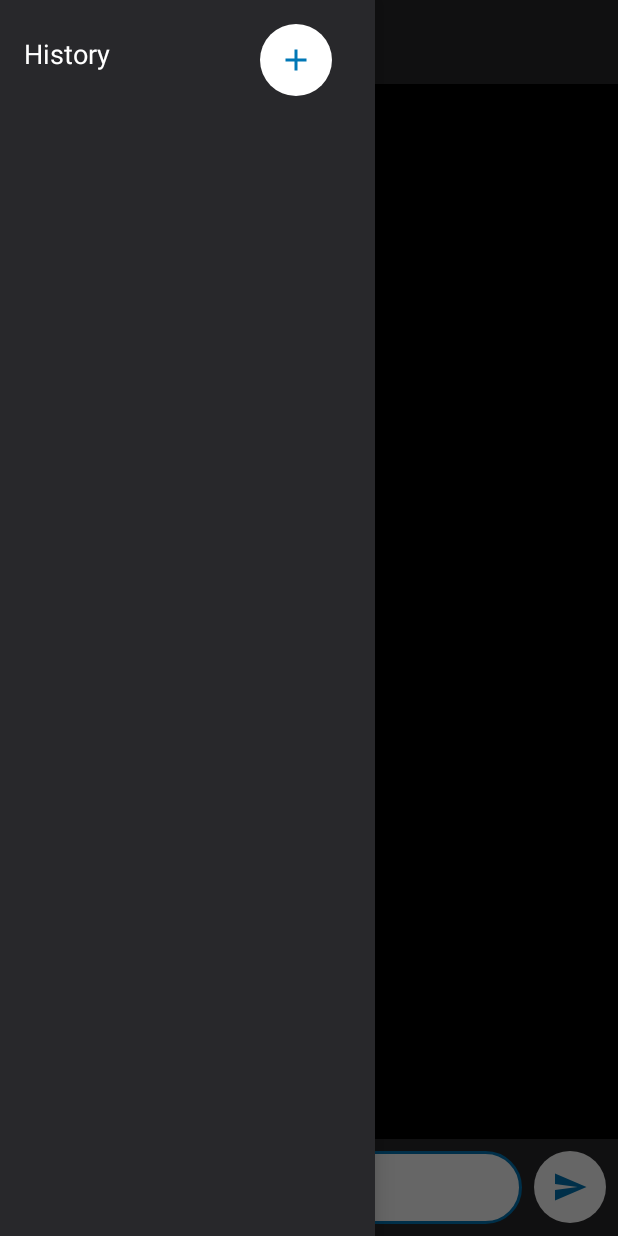
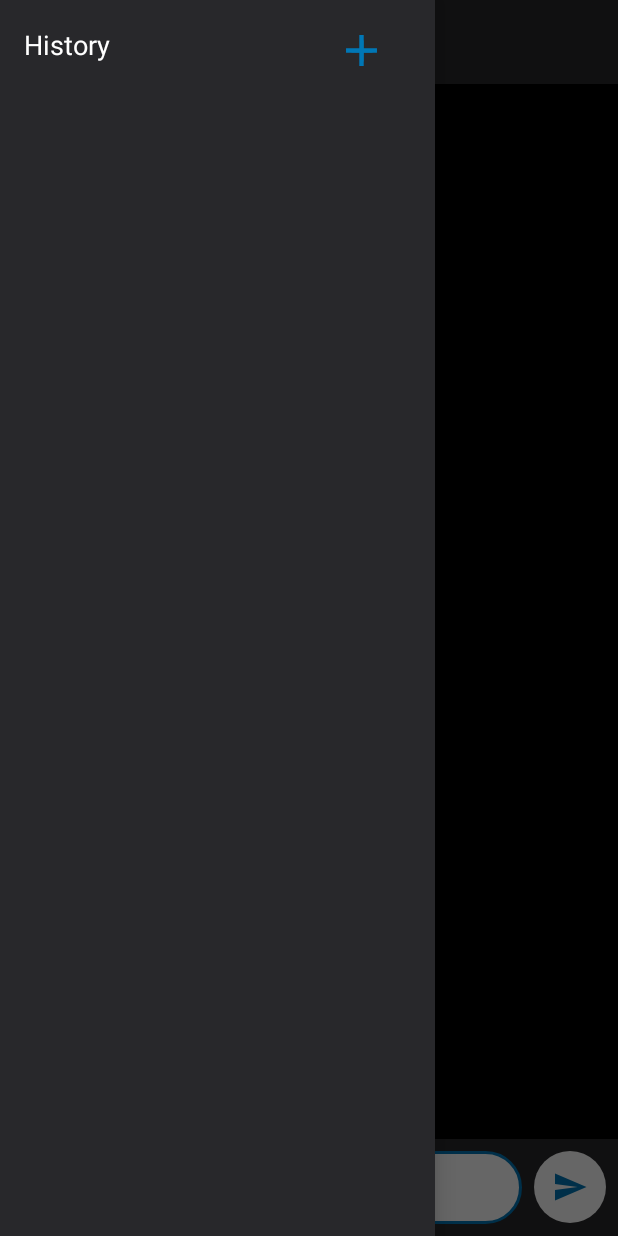
Before and after one commit to amaliartnaa/chatbot-avalon, an Android app built with Jetpack Compose: the MainActivity screen opened directly, with no data from a screen before it, with the side drawer open, on a phone screen of 412 x 824 dp. Run offline under Robolectric (Android 15) with nearby library versions, the phone set to English and light mode, and no system bars; our stand-ins replace Room's generated code.

Commit message:
fix: crud history

```diff
--- a/app/build.gradle.kts
+++ b/app/build.gradle.kts
@@ -2,6 +2,7 @@ plugins {
     alias(libs.plugins.android.application)
     alias(libs.plugins.kotlin.android)
     alias(libs.plugins.kotlin.compose)
+    id("kotlin-kapt")
 }
 
 android {
@@ -54,6 +55,7 @@ dependencies {
     implementation(libs.androidx.room.common)
     implementation(libs.androidx.room.common.jvm)
     implementation(libs.androidx.room.ktx)
+    kapt("androidx.room:room-compiler:2.6.1")
     testImplementation(libs.junit)
     androidTestImplementation(libs.androidx.junit)
     androidTestImplementation(libs.androidx.espresso.core)
--- /dev/null
+++ b/app/src/main/java/com/example/chatbotavalon/AppDatabase.kt
@@ -0,0 +1,36 @@
+package com.example.chatbotavalon
+
+import android.content.Context
+import androidx.room.Database
+import androidx.room.Room
+import androidx.room.RoomDatabase
+import com.example.chatbotavalon.data.dao.PesanDao
+import com.example.chatbotavalon.data.dao.TopikDao
+import com.example.chatbotavalon.data.dao.UserDao
+import com.example.chatbotavalon.data.entity.Pesan
+import com.example.chatbotavalon.data.entity.Topik
+import com.example.chatbotavalon.data.entity.User
+
+@Database(entities = [User::class, Topik::class, Pesan::class], version = 1)
+abstract class AppDatabase : RoomDatabase() {
+    abstract fun userDao(): UserDao
+    abstract fun topikDao(): TopikDao
+    abstract fun pesanDao(): PesanDao
+
+    companion object {
+        @Volatile
+        private var INSTANCE: AppDatabase? = null
+
+        fun getDatabase(context: Context): AppDatabase {
+            return INSTANCE ?: synchronized(this) {
+                val instance = Room.databaseBuilder(
+                    context.applicationContext,
+                    AppDatabase::class.java,
+                    "chatbot_avalon_db"
+                ).build()
+                INSTANCE = instance
+                instance
+            }
+        }
+    }
+}
--- a/app/src/main/java/com/example/chatbotavalon/MainActivity.kt
+++ b/app/src/main/java/com/example/chatbotavalon/MainActivity.kt
@@ -1,15 +1,15 @@
 package com.example.chatbotavalon
 
+import android.annotation.SuppressLint
 import android.content.Intent
 import android.net.Uri
 import android.os.Bundle
 import android.os.Handler
 import android.os.Looper
 import android.provider.MediaStore
+import android.util.Log
 import android.view.View
-import android.widget.EditText
-import android.widget.ImageButton
-import android.widget.Toast
+import android.widget.*
 import androidx.activity.result.ActivityResultLauncher
 import androidx.activity.result.contract.ActivityResultContracts
 import androidx.appcompat.app.ActionBarDrawerToggle
@@ -19,6 +19,10 @@ import androidx.appcompat.widget.Toolbar
 import androidx.drawerlayout.widget.DrawerLayout
 import androidx.recyclerview.widget.LinearLayoutManager
 import androidx.recyclerview.widget.RecyclerView
+import com.example.chatbotavalon.data.dao.PesanDao
+import com.example.chatbotavalon.data.dao.TopikDao
+import com.example.chatbotavalon.data.dao.UserDao
+import kotlinx.coroutines.*
 
 class MainActivity : AppCompatActivity() {
 
@@ -28,12 +32,16 @@ class MainActivity : AppCompatActivity() {
     private lateinit var historyAdapter: HistoryAdapter
     private lateinit var drawerLayout: DrawerLayout
     private lateinit var historyRecyclerView: RecyclerView
-
     private lateinit var plusButton: ImageButton
     private lateinit var pickImageLauncher: ActivityResultLauncher<Intent>
     private lateinit var pickFileLauncher: ActivityResultLauncher<Intent>
     private lateinit var recordVoiceLauncher: ActivityResultLauncher<Intent>
+    private lateinit var database: AppDatabase
+    private lateinit var topikDao: TopikDao
+    private lateinit var pesanDao: PesanDao
+    private lateinit var userDao: UserDao
 
+    @SuppressLint("WrongViewCast")
     override fun onCreate(savedInstanceState: Bundle?) {
         super.onCreate(savedInstanceState)
         setContentView(R.layout.activity_main)
@@ -76,6 +84,33 @@ class MainActivity : AppCompatActivity() {
         plusButton = findViewById(R.id.addTopicButton)
         plusButton.setOnClickListener {
             showNewTopicDialog()
+        }
+
+        database = AppDatabase.getDatabase(this)
+        topikDao = database.topikDao()
+        pesanDao = database.pesanDao()
+        userDao = database.userDao()
+
+        val sidebar = findViewById<LinearLayout>(R.id.sidebar)
+
+        val userId = 1
+        CoroutineScope(Dispatchers.IO).launch {
+            val topikList = topikDao.ambilTopikByUser(userId)
+            withContext(Dispatchers.Main) {
+                topikList.forEach { topik ->
+                    val textView = TextView(this@MainActivity)
+                    textView.text = topik.nama
+                    textView.setOnClickListener {
+                        CoroutineScope(Dispatchers.IO).launch {
+                            val pesanList = pesanDao.ambilPesanByTopik(topik.id)
+                            withContext(Dispatchers.Main) {
+                                pesanList.forEach { Log.d("Pesan", it.isi) }
+                            }
+                        }
+                    }
+                    sidebar.addView(textView)
+                }
+            }
         }
     }
 
--- /dev/null
+++ b/app/src/main/java/com/example/chatbotavalon/data/dao/PesanDao.kt
@@ -0,0 +1,19 @@
+package com.example.chatbotavalon.data.dao
+
+import androidx.room.Dao
+import androidx.room.Delete
+import androidx.room.Insert
+import androidx.room.Query
+import com.example.chatbotavalon.data.entity.Pesan
+
+@Dao
+interface PesanDao {
+    @Insert
+    fun tambahPesan(pesan: Pesan)
+
+    @Query("SELECT * FROM Pesan WHERE topikId = :topikId")
+    fun ambilPesanByTopik(topikId: Int): List<Pesan>
+
+    @Delete
+    fun hapusPesan(pesan: Pesan)
+}
--- a/app/src/main/java/com/example/chatbotavalon/data/dao/UserDao.kt
+++ b/app/src/main/java/com/example/chatbotavalon/data/dao/UserDao.kt
@@ -1,6 +1,7 @@
 package com.example.chatbotavalon.data.dao
 
 import androidx.room.Dao
+import androidx.room.Delete
 import androidx.room.Insert
 import androidx.room.Query
 import com.example.chatbotavalon.data.entity.User
@@ -10,6 +11,9 @@ interface UserDao {
     @Insert
     fun tambahUser(user: User)
 
-    @Query("SELECT * FROM User WHERE email = :email AND password = :password")
-    fun loginUser(email: String, password: String): User?
+    @Query("SELECT * FROM User")
+    fun ambilSemuaUser(): List<User>
+
+    @Delete
+    fun hapusUser(user: User)
 }
--- a/app/src/main/res/layout/activity_main.xml
+++ b/app/src/main/res/layout/activity_main.xml
@@ -79,14 +79,13 @@
 
     <LinearLayout
         android:id="@+id/sidebar"
-        android:layout_width="250dp"
+        android:layout_width="290dp"
         android:layout_height="match_parent"
         android:orientation="vertical"
         android:background="#28282B"
         android:padding="16dp"
         android:layout_gravity="start">
 
-        <!-- LinearLayout horizontal untuk TextView dan ImageButton -->
         <LinearLayout
             android:orientation="horizontal"
             android:layout_width="match_parent"
@@ -103,13 +102,13 @@
 
             <ImageButton
                 android:id="@+id/addTopicButton"
-                android:layout_width="48dp"
-                android:layout_height="48dp"
+                android:layout_width="35dp"
+                android:layout_height="35dp"
                 android:src="@drawable/ic_add"
-                android:background="@drawable/circle_background"
+                android:background="@drawable/ic_add"
                 android:scaleType="centerInside"
                 android:contentDescription="@string/button_add_topic"
-                android:layout_marginStart="100dp" />
+                android:layout_marginStart="150dp" />
         </LinearLayout>
 
         <androidx.recyclerview.widget.RecyclerView
@@ -118,5 +117,4 @@
             android:layout_height="match_parent" />
     </LinearLayout>
 
-
 </androidx.drawerlayout.widget.DrawerLayout>
```
